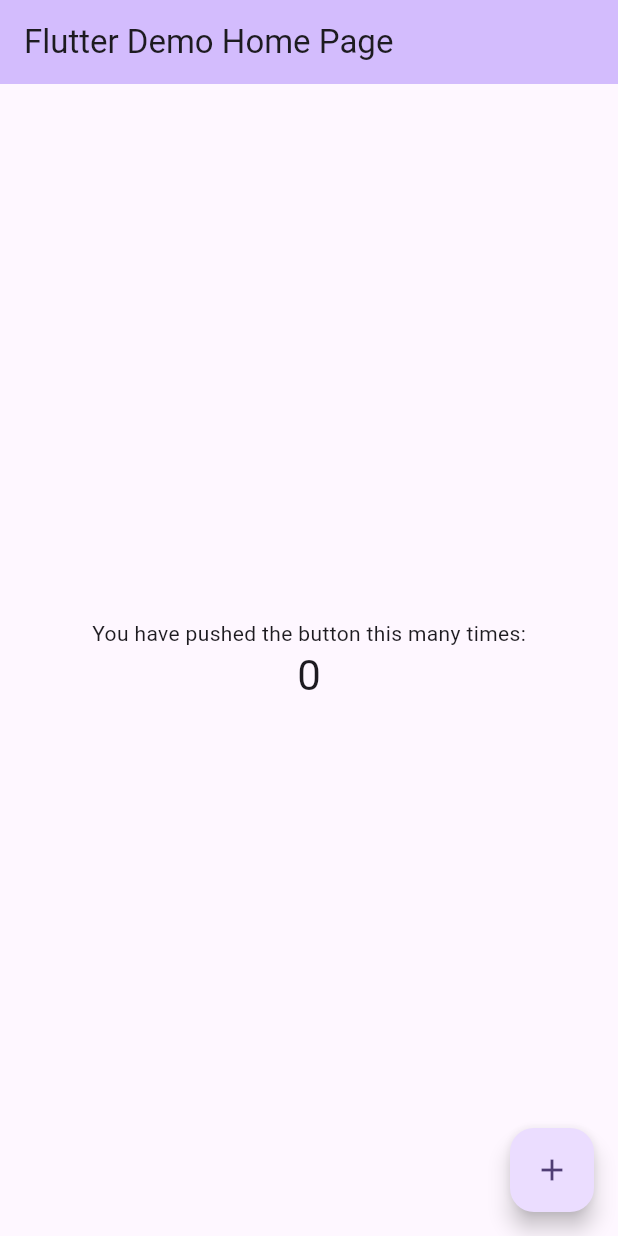
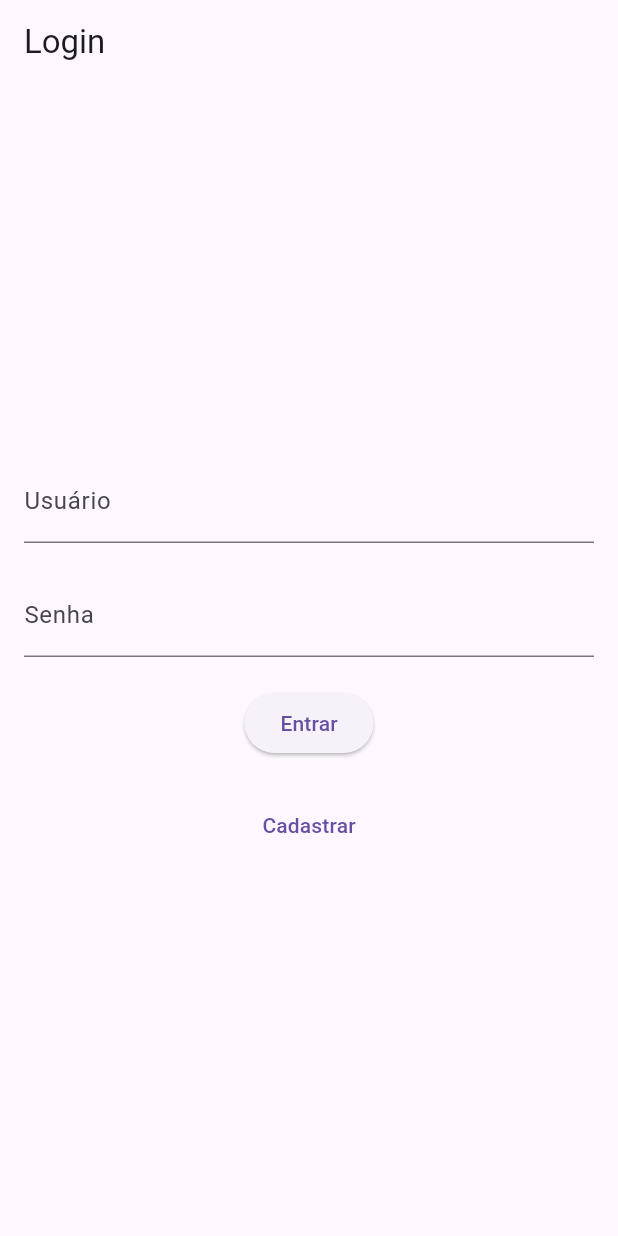
Before and after one commit to febzr/proj-dsi, a Flutter app: the screen it shows after launch, on a phone screen of 412 x 824 dp. Run offline on Flutter 3.47's test engine with Material 3 defaults, Android fonts, the phone set to English and light mode, and no system bars.

Commit message:
Adição de esqueleto
base do aplicativo faltando home

```diff
--- a/cardiocare/lib/main.dart
+++ b/cardiocare/lib/main.dart
@@ -1,125 +1,122 @@
 import 'package:flutter/material.dart';
 
-void main() {
-  runApp(const MyApp());
-}
+void main() => runApp(MyApp());
 
 class MyApp extends StatelessWidget {
-  const MyApp({super.key});
-
-  // This widget is the root of your application.
   @override
   Widget build(BuildContext context) {
     return MaterialApp(
-      title: 'Flutter Demo',
+      title: 'Login Demo',
       theme: ThemeData(
-        // This is the theme of your application.
-        //
-        // TRY THIS: Try running your application with "flutter run". You'll see
-        // the application has a purple toolbar. Then, without quitting the app,
-        // try changing the seedColor in the colorScheme below to Colors.green
-        // and then invoke "hot reload" (save your changes or press the "hot
-        // reload" button in a Flutter-supported IDE, or press "r" if you used
-        // the command line to start the app).
-        //
-        // Notice that the counter didn't reset back to zero; the application
-        // state is not lost during the reload. To reset the state, use hot
-        // restart instead.
-        //
-        // This works for code too, not just values: Most code changes can be
-        // tested with just a hot reload.
-        colorScheme: ColorScheme.fromSeed(seedColor: Colors.deepPurple),
-        useMaterial3: true,
+        primarySwatch: Colors.blue,
       ),
-      home: const MyHomePage(title: 'Flutter Demo Home Page'),
+      initialRoute: '/',
+      routes: {
+        '/': (context) => LoginPage(),
+        '/cadastro': (context) => CadastroPage(),
+      },
     );
   }
 }
 
-class MyHomePage extends StatefulWidget {
-  const MyHomePage({super.key, required this.title});
-
-  // This widget is the home page of your application. It is stateful, meaning
-  // that it has a State object (defined below) that contains fields that affect
-  // how it looks.
-
-  // This class is the configuration for the state. It holds the values (in this
-  // case the title) provided by the parent (in this case the App widget) and
-  // used by the build method of the State. Fields in a Widget subclass are
-  // always marked "final".
-
-  final String title;
-
-  @override
-  State<MyHomePage> createState() => _MyHomePageState();
-}
-
-class _MyHomePageState extends State<MyHomePage> {
-  int _counter = 0;
-
-  void _incrementCounter() {
-    setState(() {
-      // This call to setState tells the Flutter framework that something has
-      // changed in this State, which causes it to rerun the build method below
-      // so that the display can reflect the updated values. If we changed
-      // _counter without calling setState(), then the build method would not be
-      // called again, and so nothing would appear to happen.
-      _counter++;
-    });
-  }
-
+class LoginPage extends StatelessWidget {
   @override
   Widget build(BuildContext context) {
-    // This method is rerun every time setState is called, for instance as done
-    // by the _incrementCounter method above.
-    //
-    // The Flutter framework has been optimized to make rerunning build methods
-    // fast, so that you can just rebuild anything that needs updating rather
-    // than having to individually change instances of widgets.
     return Scaffold(
       appBar: AppBar(
-        // TRY THIS: Try changing the color here to a specific color (to
-        // Colors.amber, perhaps?) and trigger a hot reload to see the AppBar
-        // change color while the other colors stay the same.
-        backgroundColor: Theme.of(context).colorScheme.inversePrimary,
-        // Here we take the value from the MyHomePage object that was created by
-        // the App.build method, and use it to set our appbar title.
-        title: Text(widget.title),
+        title: Text('Login'),
       ),
-      body: Center(
-        // Center is a layout widget. It takes a single child and positions it
-        // in the middle of the parent.
+      body: Padding(
+        padding: EdgeInsets.all(16.0),
         child: Column(
-          // Column is also a layout widget. It takes a list of children and
-          // arranges them vertically. By default, it sizes itself to fit its
-          // children horizontally, and tries to be as tall as its parent.
-          //
-          // Column has various properties to control how it sizes itself and
-          // how it positions its children. Here we use mainAxisAlignment to
-          // center the children vertically; the main axis here is the vertical
-          // axis because Columns are vertical (the cross axis would be
-          // horizontal).
-          //
-          // TRY THIS: Invoke "debug painting" (choose the "Toggle Debug Paint"
-          // action in the IDE, or press "p" in the console), to see the
-          // wireframe for each widget.
           mainAxisAlignment: MainAxisAlignment.center,
           children: <Widget>[
-            const Text(
-              'You have pushed the button this many times:',
+            TextField(
+              decoration: InputDecoration(
+                labelText: 'Usuário',
+              ),
             ),
-            Text(
-              '$_counter',
-              style: Theme.of(context).textTheme.headlineMedium,
+            SizedBox(height: 20.0),
+            TextField(
+              decoration: InputDecoration(
+                labelText: 'Senha',
+              ),
+              obscureText: true,
+            ),
+            SizedBox(height: 20.0),
+            ElevatedButton(
+              onPressed: () {
+                // Implementar a lógica de autenticação aqui
+              },
+              child: Text('Entrar'),
+            ),
+            SizedBox(height: 20.0),
+            TextButton(
+              onPressed: () {
+                Navigator.pushNamed(context, '/cadastro');
+              },
+              child: Text('Cadastrar'),
             ),
           ],
         ),
       ),
-      floatingActionButton: FloatingActionButton(
-        onPressed: _incrementCounter,
-        tooltip: 'Increment',
-        child: const Icon(Icons.add),
-      ), // This trailing comma makes auto-formatting nicer for build methods.
     );
   }
 }
+
+class CadastroPage extends StatelessWidget {
+  @override
+  Widget build(BuildContext context) {
+    return Scaffold(
+      appBar: AppBar(
+        title: Text('Cadastro'),
+      ),
+      body: Padding(
+        padding: EdgeInsets.all(16.0),
+        child: Column(
+          mainAxisAlignment: MainAxisAlignment.center,
+          children: <Widget>[
+            TextField(
+              decoration: InputDecoration(
+                labelText: 'Nome',
+              ),
+            ),
+            SizedBox(height: 20.0),
+            TextField(
+              decoration: InputDecoration(
+                labelText: 'Email',
+              ),
+            ),
+            SizedBox(height: 20.0),
+            TextField(
+              decoration: InputDecoration(
+                labelText: 'Telefone',
+              ),
+            ),
+            SizedBox(height: 20.0),
+            TextField(
+              decoration: InputDecoration(
+                labelText: 'Senha',
+              ),
+              obscureText: true,
+            ),
+            SizedBox(height: 20.0),
+            ElevatedButton(
+              onPressed: () {
+                // Implementar a lógica de cadastro aqui
+              },
+              child: Text('Cadastrar'),
+            ),
+            SizedBox(height: 20.0),
+            TextButton(
+              onPressed: () {
+                Navigator.pop(context);
+              },
+              child: Text('Voltar'),
+            ),
+          ],
+        ),
+      ),
+    );
+  }
+}
--- a/cardiocare/pubspec.yaml
+++ b/cardiocare/pubspec.yaml
@@ -1,4 +1,4 @@
-name: cardiocare
+name: flutter_aplicacao1
 description: "A new Flutter project."
 # The following line prevents the package from being accidentally published to
 # pub.dev using `flutter pub publish`. This is preferred for private packages.
```
Also changed, not shown: 17 other files.
